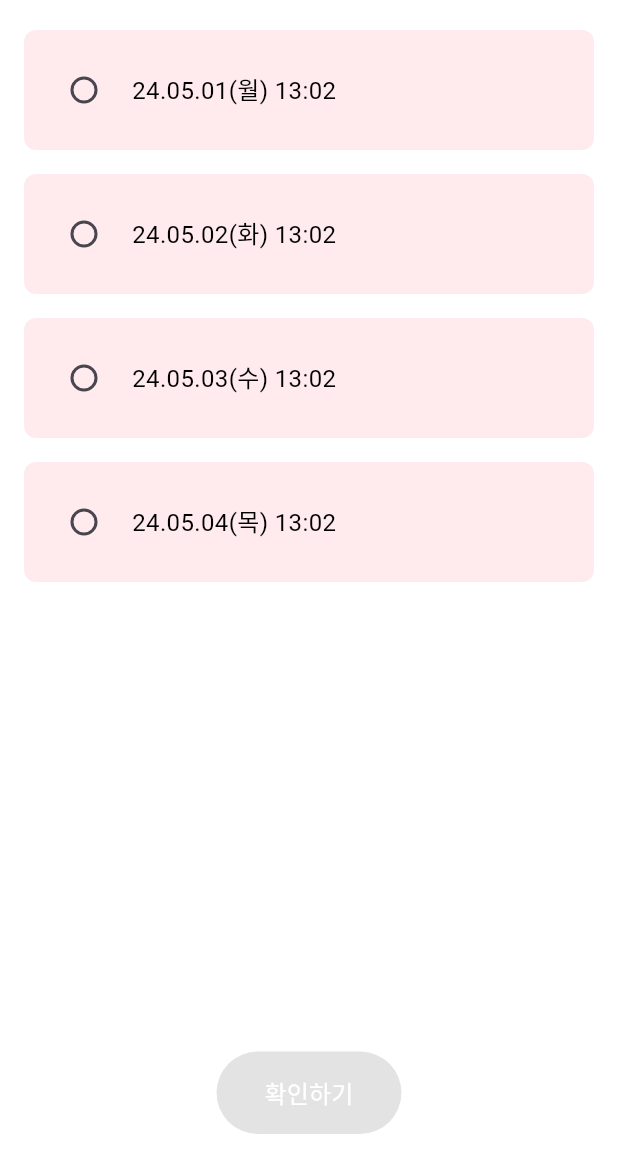
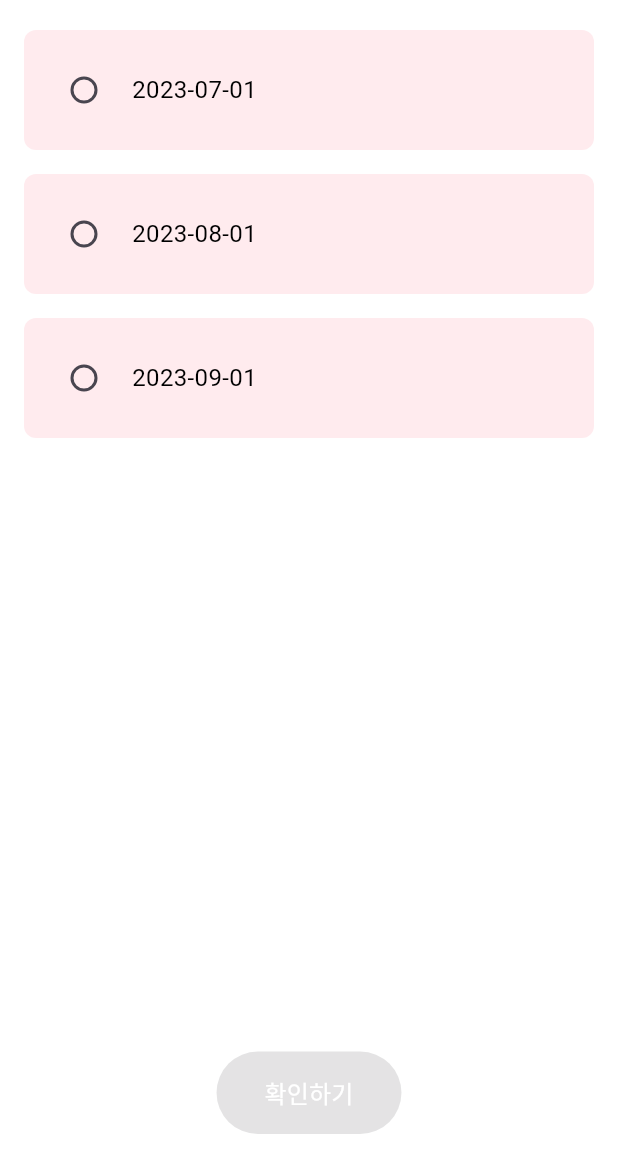
Before and after one commit to 2024-KSEB-HealthCare-Youth/App, a Flutter app: the PastResultsScreen screen opened by its route, on a phone screen of 412 x 824 dp, the part 78-1236 px from its top. Run offline on Flutter 3.47's test engine with Material 3 defaults, Android fonts, the phone set to English and light mode, and no system bars; our stand-ins replace camera, flutter_secure_storage, freezed_annotation, image_picker, shared_preferences; accounts and stored records are empty; Roboto replaces fonts that are missing (Poppins).

Commit message:
과거진단결과를 위한 data구현

```diff
--- a/lib/models/result_data.dart
+++ b/lib/models/result_data.dart
@@ -1,5 +1,4 @@
 import 'package:freezed_annotation/freezed_annotation.dart';
-import 'package:json_annotation/json_annotation.dart';
 
 part 'result_data.freezed.dart';
 part 'result_data.g.dart';
--- a/lib/models/user_data.dart
+++ b/lib/models/user_data.dart
@@ -1,5 +1,4 @@
 import 'package:freezed_annotation/freezed_annotation.dart';
-import 'package:json_annotation/json_annotation.dart';
 
 part 'user_data.freezed.dart';
 part 'user_data.g.dart';
--- a/lib/screens/past_log.dart
+++ b/lib/screens/past_log.dart
@@ -1,4 +1,5 @@
 import 'package:flutter/material.dart';
+import '../models/result_data.dart';
 
 class PastResultsScreen extends StatefulWidget {
   const PastResultsScreen({Key? key}) : super(key: key);
@@ -9,26 +10,67 @@ class PastResultsScreen extends StatefulWidget {
 
 class _PastResultsScreenState extends State<PastResultsScreen> {
   int? _selectedIndex;
-  final List<String> _dates = [
-    '24.05.01(월) 13:02',
-    '24.05.02(화) 13:02',
-    '24.05.03(수) 13:02',
-    '24.05.04(목) 13:02'
+  final List<ResultData> _results = [
+    ResultData(
+      resultId: 1,
+      memberId: 101,
+      resultImage: 'result1.png',
+      faceImage: 'face1.png',
+      resultDetails: 'Detailed result 1',
+      resultDate: DateTime.parse('2023-07-01'),
+    ),
+    ResultData(
+      resultId: 2,
+      memberId: 102,
+      resultImage: 'result2.png',
+      faceImage: 'face2.png',
+      resultDetails: 'Detailed result 2',
+      resultDate: DateTime.parse('2023-08-01'),
+    ),
+    ResultData(
+      resultId: 3,
+      memberId: 103,
+      resultImage: 'result3.png',
+      faceImage: 'face3.png',
+      resultDetails: 'Detailed result 3',
+      resultDate: DateTime.parse('2023-09-01'),
+    ),
   ];
 
   @override
   Widget build(BuildContext context) {
     return Scaffold(
-      appBar: AppBar(
+      appBar: _buildAppBar(context),
+      body: Padding(
+        padding: const EdgeInsets.all(16.0),
+        child: Column(
+          children: [
+            Expanded(
+              child: ListView.builder(
+                itemCount: _results.length,
+                itemBuilder: (context, index) {
+                  return _buildDateItem(context, index);
+                },
+              ),
+            ),
+            _buildConfirmButton(),
+          ],
+        ),
+      ),
+    );
+  }
+
+  AppBar _buildAppBar(BuildContext context) {
+    return AppBar(
       backgroundColor: Colors.white,
       elevation: 0,
       leading: IconButton(
-          icon: Icon(Icons.arrow_back, color: Colors.black),
+        icon: const Icon(Icons.arrow_back, color: Colors.black),
         onPressed: () {
           Navigator.pop(context);
         },
       ),
-        title: Text(
+      title: const Text(
         'Youth',
         style: TextStyle(
           fontFamily: 'Pacifico', // Customize font family as required
@@ -37,19 +79,14 @@ class _PastResultsScreenState extends State<PastResultsScreen> {
         ),
       ),
       centerTitle: true,
-      ),
-      body: Padding(
-        padding: const EdgeInsets.all(16.0),
-        child: Column(
-          children: [
-            Expanded(
-              child: ListView.builder(
-                itemCount: _dates.length,
-                itemBuilder: (context, index) {
+    );
+  }
+
+  Widget _buildDateItem(BuildContext context, int index) {
     return Padding(
       padding: const EdgeInsets.only(bottom: 16.0),
       child: Container(
-                      padding: EdgeInsets.all(16.0),
+        padding: const EdgeInsets.all(16.0),
         decoration: BoxDecoration(
           color: Colors.red.shade50,
           borderRadius: BorderRadius.circular(8.0),
@@ -65,32 +102,67 @@ class _PastResultsScreenState extends State<PastResultsScreen> {
                 });
               },
             ),
-                          SizedBox(width: 8),
-                          Text(_dates[index]),
+            const SizedBox(width: 8),
+            Text(_results[index].resultDate.toLocal().toString().split(' ')[0]),
           ],
         ),
       ),
     );
-                },
-              ),
-            ),
-            ElevatedButton(
+  }
+
+  Widget _buildConfirmButton() {
+    return ElevatedButton(
       style: ElevatedButton.styleFrom(
         backgroundColor: Colors.red,
-                padding: EdgeInsets.symmetric(horizontal: 32, vertical: 16),
+        padding: const EdgeInsets.symmetric(horizontal: 32, vertical: 16),
       ),
       onPressed: _selectedIndex == null
           ? null
           : () {
-                      // Add your button functionality here
-                      print('Selected date: ${_dates[_selectedIndex!]}');
-                      // Navigator.pushNamed(context, '/desired_route');
+              final selectedResult = _results[_selectedIndex!];
+              Navigator.push(
+                context,
+                MaterialPageRoute(
+                  builder: (context) =>
+                      ResultDetailScreen(resultData: selectedResult),
+                ),
+              );
             },
-              child: Text(
+      child: const Text(
         '확인하기',
         style: TextStyle(fontSize: 16, color: Colors.white),
       ),
+    );
+  }
+}
+
+class ResultDetailScreen extends StatelessWidget {
+  final ResultData resultData;
+
+  const ResultDetailScreen({Key? key, required this.resultData})
+      : super(key: key);
+
+  @override
+  Widget build(BuildContext context) {
+    return Scaffold(
+      appBar: AppBar(
+        title: Text('Result Detail'),
       ),
+      body: Padding(
+        padding: const EdgeInsets.all(16.0),
+        child: Column(
+          crossAxisAlignment: CrossAxisAlignment.start,
+          children: [
+            Text(
+                'Date: ${resultData.resultDate.toLocal().toString().split(' ')[0]}'),
+            SizedBox(height: 16),
+            Text('Result Details: ${resultData.resultDetails}'),
+            SizedBox(height: 16),
+            Image.asset(resultData
+                .resultImage), // Use your image asset or network image
+            SizedBox(height: 16),
+            Image.asset(
+                resultData.faceImage), // Use your image asset or network image
           ],
         ),
       ),
--- a/lib/screens/sign_up.dart
+++ b/lib/screens/sign_up.dart
@@ -2,7 +2,6 @@ import 'package:flutter/material.dart';
 import 'package:intl/intl.dart';
 import '../models/user_data.dart';
 import '../utils/rest_api.dart';
-import 'dart:convert';
 
 class SignUp extends StatefulWidget {
   @override
--- a/lib/utils/rest_api.dart
+++ b/lib/utils/rest_api.dart
@@ -15,6 +15,8 @@ class RestAPI {
     'Content-Type': 'application/json'
   };
   static final FlutterSecureStorage storage = FlutterSecureStorage();
+
+  //connect with springboot server
 
   // Save tokens to secure storage
   static Future<void> saveTokens(
@@ -156,6 +158,8 @@ class RestAPI {
     }
   }
 
+// connect with flask server
+
 //upladImage to flask server
   static Future<void> uploadImage(String imagePath) async {
     var request = http.MultipartRequest('POST', Uri.parse('$flaskUrl/upload'));
```
Also changed, not shown: lib/models/past_data.dart (added, +15 -0 lines), lib/screens/my_page.dart (+20 -17 lines), lib/screens/recommendation.dart (+43 -51 lines), lib/models/past_data.freezed.dart (added), lib/models/past_data.g.dart (added). Lines whose indentation alone changed are shown as unchanged.
